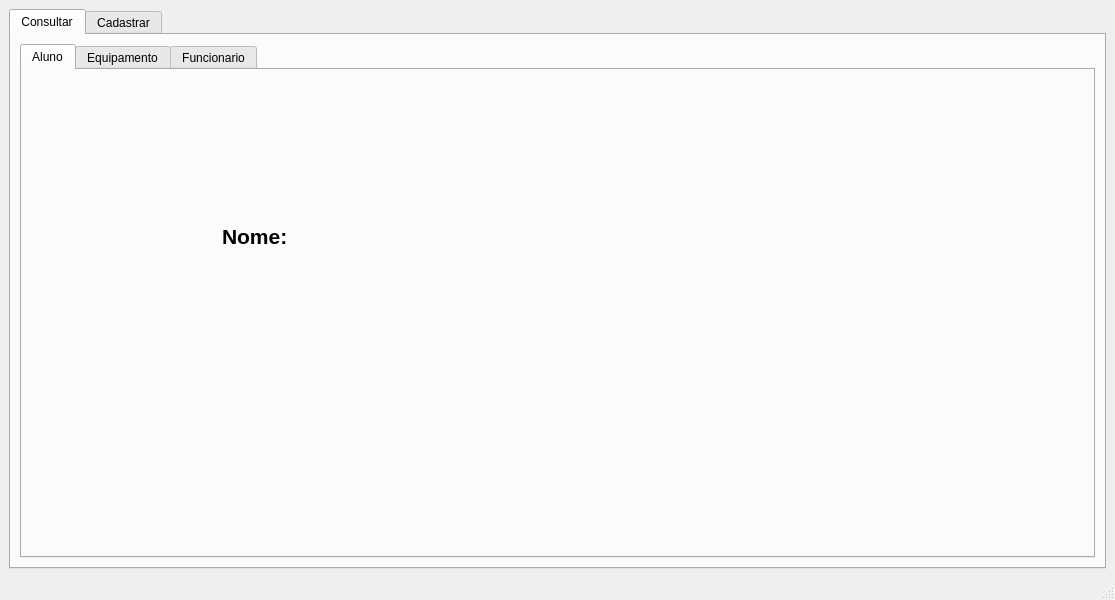
Above: projeto_2/controle_almoxarifado/mainwindow.ui from Thgm01/CCP140-Orientacao-a-Objetos before the change. Below: the same form after it.
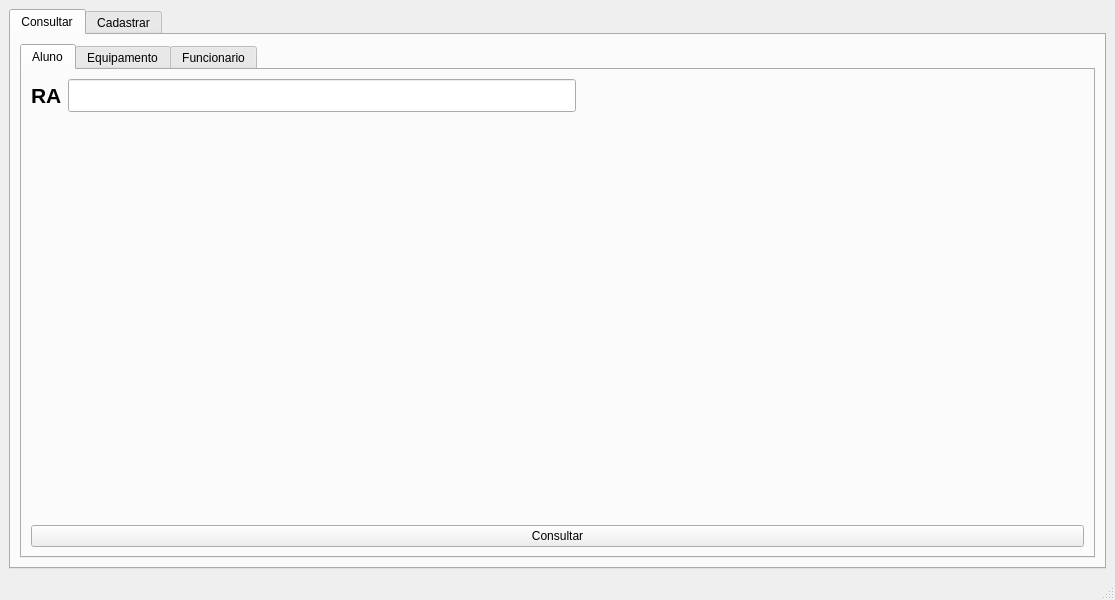
That is the form after the change. The open tabs and pages were chosen to show the change.

Patch:
```diff
--- a/projeto_2/controle_almoxarifado/mainwindow.ui
+++ b/projeto_2/controle_almoxarifado/mainwindow.ui
@@ -34,25 +34,74 @@
            <attribute name="title">
             <string>Aluno</string>
            </attribute>
-           <widget class="QLabel" name="label_4">
-            <property name="geometry">
-             <rect>
-              <x>200</x>
-              <y>150</y>
-              <width>65</width>
-              <height>33</height>
-             </rect>
-            </property>
-            <property name="font">
-             <font>
-              <pointsize>16</pointsize>
-              <bold>true</bold>
-             </font>
-            </property>
-            <property name="text">
-             <string>Nome:</string>
-            </property>
-           </widget>
+           <layout class="QGridLayout" name="gridLayout_6">
+            <item row="1" column="0">
+             <spacer name="verticalSpacer_3">
+              <property name="orientation">
+               <enum>Qt::Vertical</enum>
+              </property>
+              <property name="sizeHint" stdset="0">
+               <size>
+                <width>20</width>
+                <height>40</height>
+               </size>
+              </property>
+             </spacer>
+            </item>
+            <item row="0" column="0">
+             <layout class="QHBoxLayout" name="horizontalLayout_11">
+              <item>
+               <widget class="QLabel" name="raConstultar">
+                <property name="font">
+                 <font>
+                  <pointsize>16</pointsize>
+                  <weight>75</weight>
+                  <bold>true</bold>
+                 </font>
+                </property>
+                <property name="text">
+                 <string>RA</string>
+                </property>
+               </widget>
+              </item>
+              <item>
+               <widget class="QLineEdit" name="raCollaboratorsConsulta">
+                <property name="minimumSize">
+                 <size>
+                  <width>201</width>
+                  <height>0</height>
+                 </size>
+                </property>
+                <property name="font">
+                 <font>
+                  <pointsize>16</pointsize>
+                 </font>
+                </property>
+               </widget>
+              </item>
+              <item>
+               <spacer name="horizontalSpacer_20">
+                <property name="orientation">
+                 <enum>Qt::Horizontal</enum>
+                </property>
+                <property name="sizeHint" stdset="0">
+                 <size>
+                  <width>40</width>
+                  <height>20</height>
+                 </size>
+                </property>
+               </spacer>
+              </item>
+             </layout>
+            </item>
+            <item row="2" column="0">
+             <widget class="QPushButton" name="btnConsultar">
+              <property name="text">
+               <string>Consultar</string>
+              </property>
+             </widget>
+            </item>
+           </layout>
           </widget>
           <widget class="QWidget" name="tab_4">
            <attribute name="title">
```
Left out of the diff: 40 changed lines with no effect on the pictures.
